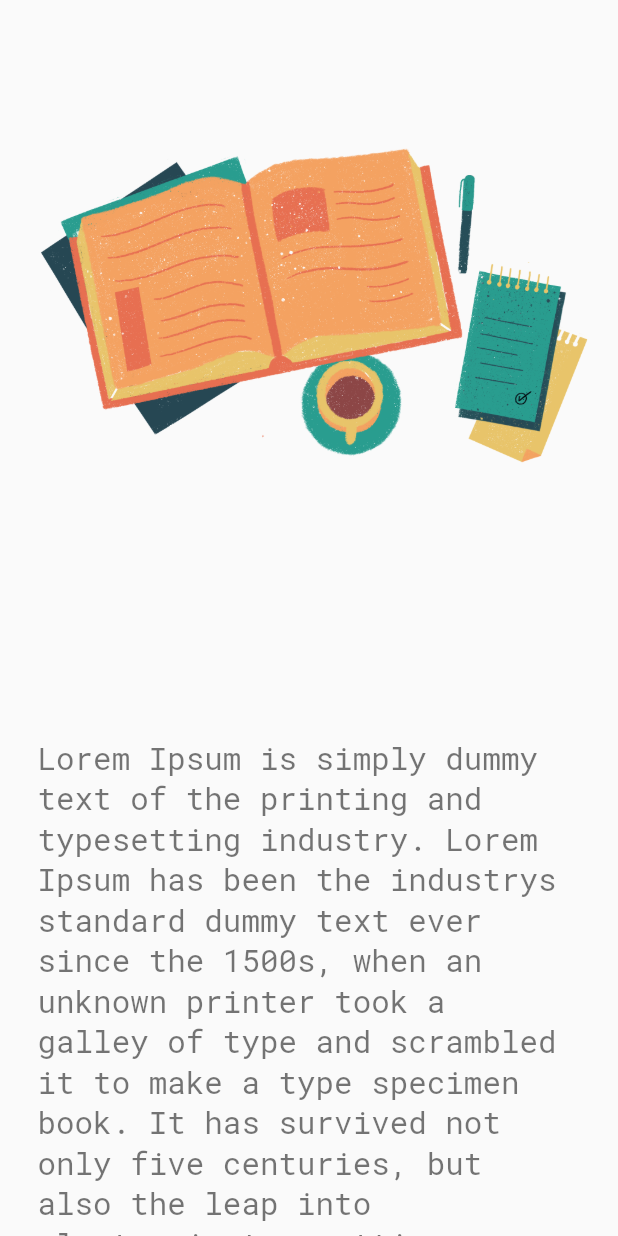
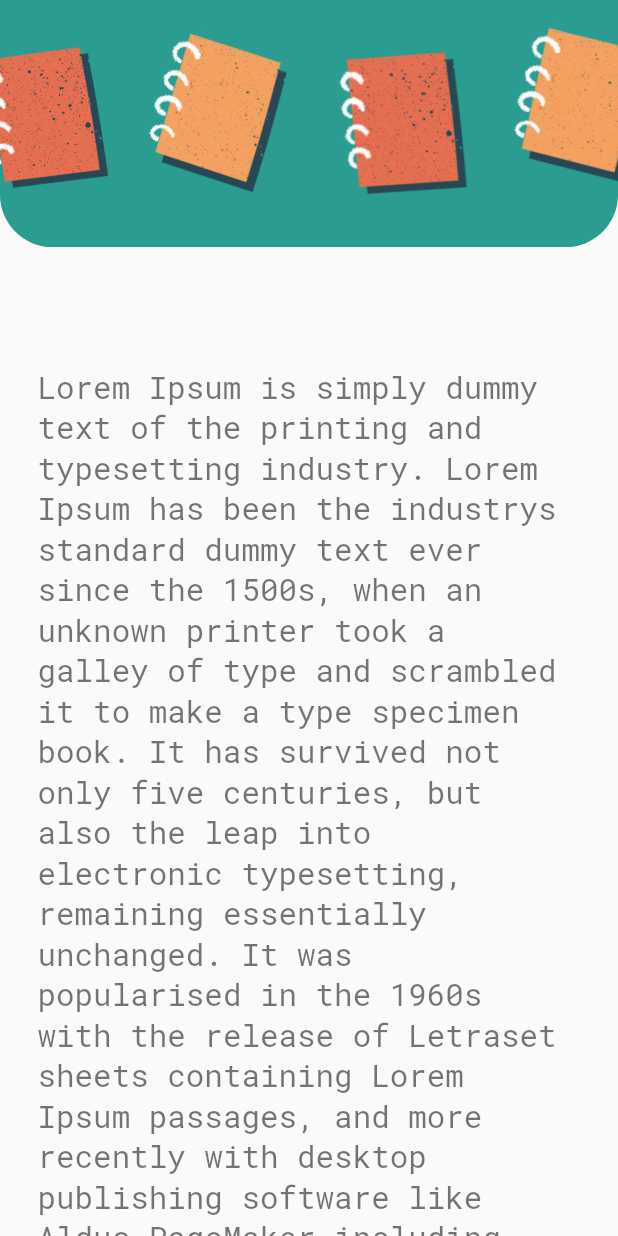
Before and after one commit to dscnsec/noted-App, a Flutter app: the NotePage screen opened directly with empty values, on a phone screen of 412 x 824 dp. Run offline on Flutter 3.47's test engine with Material 2 defaults, Android fonts, the phone set to English and light mode, and no system bars; our stand-ins replace font_awesome_flutter, page_transition, slider_button, timeline_tile.

Commit message:
Added illustration to chapter notes

```diff
--- a/lib/notePage.dart
+++ b/lib/notePage.dart
@@ -17,15 +17,17 @@ class _NotePageState extends State<NotePage> {
     return Scaffold(
       body: ListView(
         children: <Widget>[
+          //alternate UI decision
           Container(
-            height: MediaQuery.of(context).size.height * 0.5,
+            height: MediaQuery.of(context).size.height * 0.2,
             width: MediaQuery.of(context).size.width,
             decoration: BoxDecoration(
                 borderRadius: BorderRadius.only(
                     bottomLeft: Radius.circular(35.0),
                     bottomRight: Radius.circular(35.0)),
                 image: DecorationImage(
-                    image: AssetImage("images/Book.png"), fit: BoxFit.cover)),
+                    image: AssetImage("images/Covernotes.png"),
+                    fit: BoxFit.cover)),
           ),
           Align(
             alignment: Alignment.centerLeft,
```
Also changed, not shown: lib/syllabusPage.dart (+0 -23 lines), images/Covernotes.png (added).
